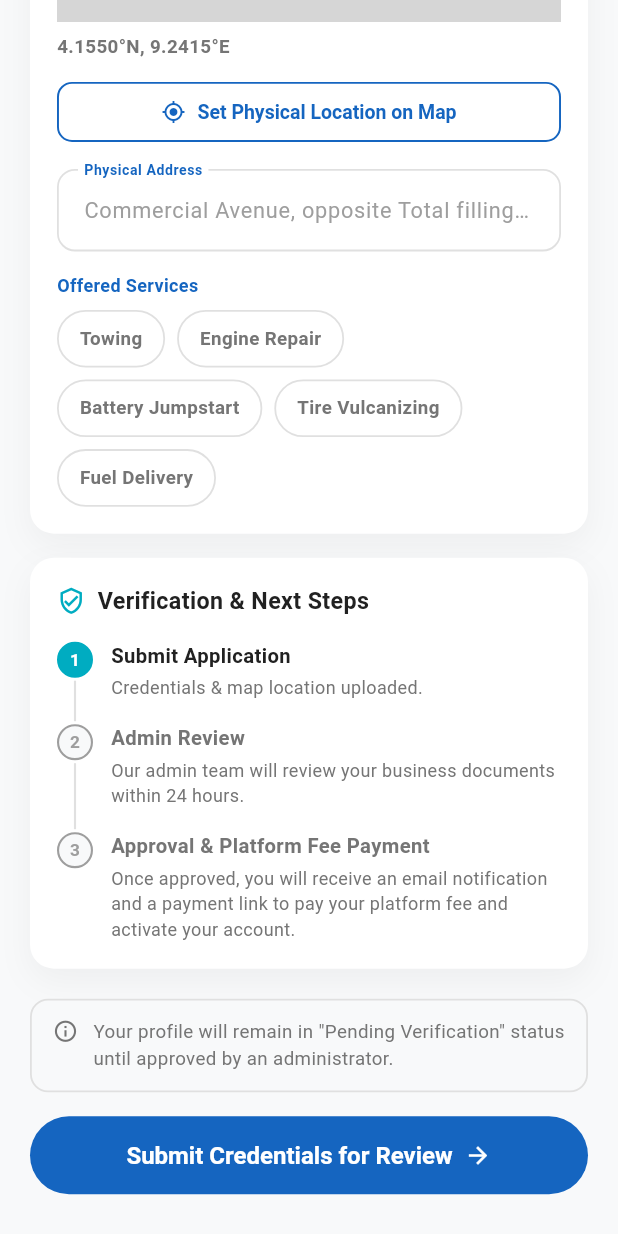
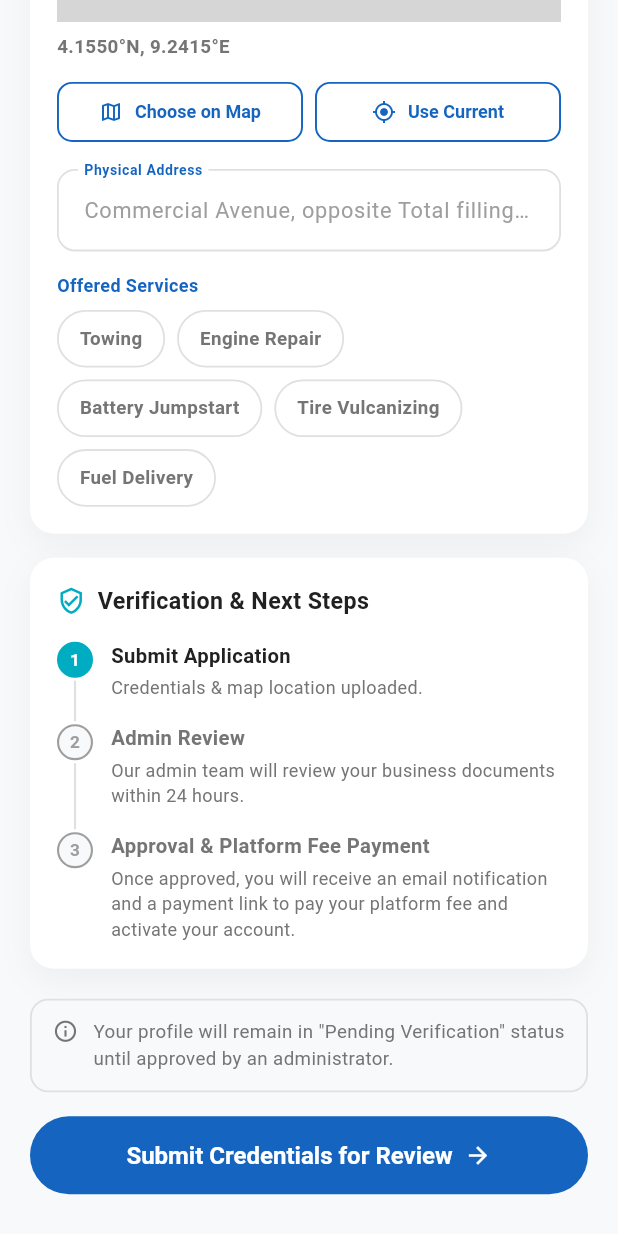
Before and after one commit to Fabien5050/autorescue_app, a Flutter app: the WorkshopRegistrationScreen screen opened directly, scrolled down 1285 dp, on a phone screen of 412 x 824 dp. Run offline on Flutter 3.47's test engine with Material 3 defaults, Android fonts, the phone set to English and light mode, and no system bars; drawn by our look-alikes of flutter_map; our stand-ins replace file_picker, fl_chart, flutter_local_notifications, geolocator, image_picker, latlong2 and 4 more; missing offline and left inert: agora_rtc_engine, stomp_dart_client; accounts and stored records are empty; grey boxes are pictures that could not be loaded.

Commit message:
Update workshop location screen and map location preview widgets

```diff
--- a/lib/screens/workshop_owner/workshop_location_screen.dart
+++ b/lib/screens/workshop_owner/workshop_location_screen.dart
@@ -115,8 +115,7 @@ class _WorkshopLocationScreenState extends State<WorkshopLocationScreen> {
                     left: 12,
                     top: 12,
                     child: _MapHint(
-                        text:
-                            'Tap the map or drag the pin to move the workshop marker'),
+                        text: 'Tap the map to move the workshop marker'),
                   ),
                 ],
               ),
--- a/lib/widgets/map_location_preview.dart
+++ b/lib/widgets/map_location_preview.dart
@@ -13,11 +13,15 @@ class MapLocationPreview extends StatelessWidget {
     required this.latitude,
     required this.longitude,
     required this.onSetLocation,
+    this.onUseCurrentLocation,
+    this.isGettingCurrentLocation = false,
   });
 
   final double latitude;
   final double longitude;
   final VoidCallback onSetLocation;
+  final VoidCallback? onUseCurrentLocation;
+  final bool isGettingCurrentLocation;
 
   String get _coordinateLabel {
     final String latHemisphere = latitude >= 0 ? 'N' : 'S';
@@ -61,20 +65,46 @@ class MapLocationPreview extends StatelessWidget {
           ),
         ),
         const SizedBox(height: 10),
-        SizedBox(
-          width: double.infinity,
+        Row(
+          children: <Widget>[
+            Expanded(
               child: OutlinedButton.icon(
                 onPressed: onSetLocation,
-            icon: const Icon(Icons.my_location, size: 16, color: AppColors.burntOrange),
-            label: const Text('Set Physical Location on Map'),
+                icon: const Icon(Icons.map_outlined, size: 16),
+                label: const Text('Choose on Map'),
                 style: OutlinedButton.styleFrom(
                   foregroundColor: AppColors.burntOrange,
                   side: const BorderSide(color: AppColors.burntOrange, width: 1.3),
                   padding: const EdgeInsets.symmetric(vertical: 12),
                   shape: RoundedRectangleBorder(borderRadius: BorderRadius.circular(10)),
-              textStyle: const TextStyle(fontSize: 13, fontWeight: FontWeight.w700),
+                  textStyle: const TextStyle(fontSize: 12, fontWeight: FontWeight.w700),
                 ),
               ),
+            ),
+            if (onUseCurrentLocation != null) ...<Widget>[
+              const SizedBox(width: 8),
+              Expanded(
+                child: OutlinedButton.icon(
+                  onPressed: isGettingCurrentLocation ? null : onUseCurrentLocation,
+                  icon: isGettingCurrentLocation
+                      ? const SizedBox(
+                          width: 15,
+                          height: 15,
+                          child: CircularProgressIndicator(strokeWidth: 2),
+                        )
+                      : const Icon(Icons.my_location, size: 16),
+                  label: const Text('Use Current'),
+                  style: OutlinedButton.styleFrom(
+                    foregroundColor: AppColors.primaryBlue,
+                    side: const BorderSide(color: AppColors.primaryBlue, width: 1.3),
+                    padding: const EdgeInsets.symmetric(vertical: 12),
+                    shape: RoundedRectangleBorder(borderRadius: BorderRadius.circular(10)),
+                    textStyle: const TextStyle(fontSize: 12, fontWeight: FontWeight.w700),
+                  ),
+                ),
+              ),
+            ],
+          ],
         ),
       ],
     );
```
Also changed, not shown: lib/screens/workshop_registration_screen.dart (+77 -11 lines). Lines whose indentation alone changed are shown as unchanged.
